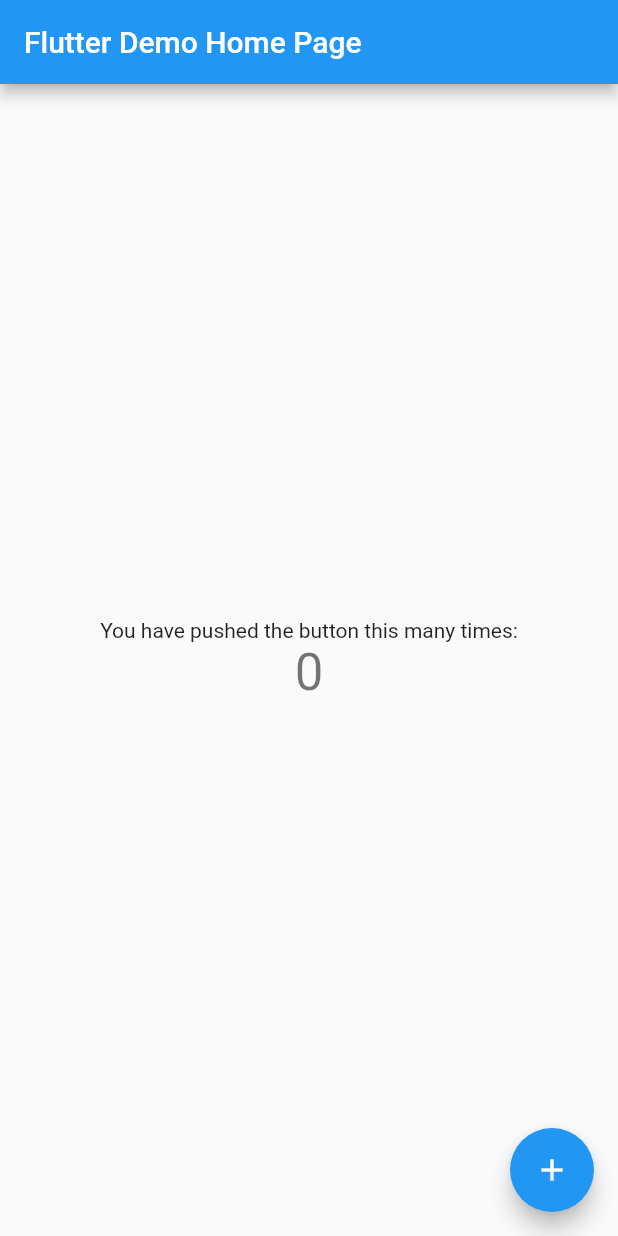
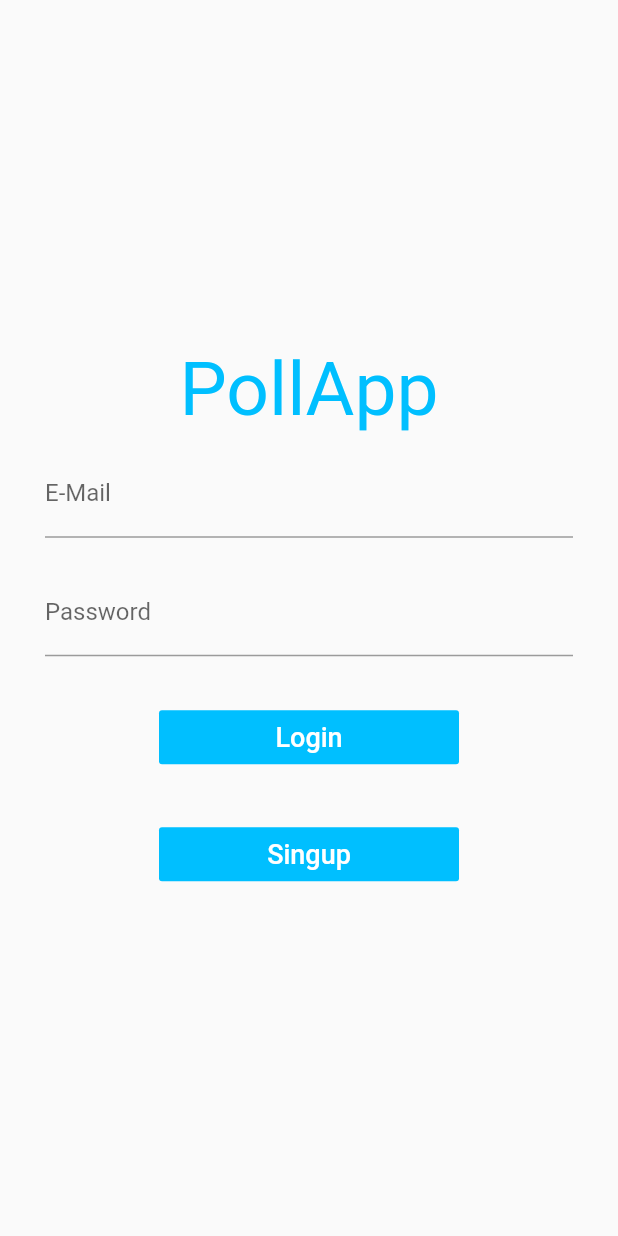
Before and after one commit to zafergurkan/anketuygulama, a Flutter app: the screen it shows after launch, on a phone screen of 412 x 824 dp. Run offline on Flutter 3.47's test engine with Material 2 defaults, Android fonts, the phone set to English and light mode, and no system bars.

Commit message:
login ve signup ekran UI düzenlendi.

```diff
--- a/lib/main.dart
+++ b/lib/main.dart
@@ -1,111 +1,22 @@
+import 'package:anketuygulama/screens/login_screen.dart';
+import 'package:anketuygulama/screens/signup_screen.dart';
 import 'package:flutter/material.dart';
-
 void main() => runApp(MyApp());
 
 class MyApp extends StatelessWidget {
-  // This widget is the root of your application.
+
   @override
   Widget build(BuildContext context) {
     return MaterialApp(
-      title: 'Flutter Demo',
-      theme: ThemeData(
-        // This is the theme of your application.
-        //
-        // Try running your application with "flutter run". You'll see the
-        // application has a blue toolbar. Then, without quitting the app, try
-        // changing the primarySwatch below to Colors.green and then invoke
-        // "hot reload" (press "r" in the console where you ran "flutter run",
-        // or simply save your changes to "hot reload" in a Flutter IDE).
-        // Notice that the counter didn't reset back to zero; the application
-        // is not restarted.
-        primarySwatch: Colors.blue,
-      ),
-      home: MyHomePage(title: 'Flutter Demo Home Page'),
+      title: 'PollApp',
+      debugShowCheckedModeBanner: false,
+
+       home: LoginScreen(),
+        routes: {
+          LoginScreen.id: (context) => LoginScreen(),
+          SinupScreen.id: (context) => SinupScreen(),
+        }
+
     );
   }
 }
-
-class MyHomePage extends StatefulWidget {
-  MyHomePage({Key key, this.title}) : super(key: key);
-
-  // This widget is the home page of your application. It is stateful, meaning
-  // that it has a State object (defined below) that contains fields that affect
-  // how it looks.
-
-  // This class is the configuration for the state. It holds the values (in this
-  // case the title) provided by the parent (in this case the App widget) and
-  // used by the build method of the State. Fields in a Widget subclass are
-  // always marked "final".
-
-  final String title;
-
-  @override
-  _MyHomePageState createState() => _MyHomePageState();
-}
-
-class _MyHomePageState extends State<MyHomePage> {
-  int _counter = 0;
-
-  void _incrementCounter() {
-    setState(() {
-      // This call to setState tells the Flutter framework that something has
-      // changed in this State, which causes it to rerun the build method below
-      // so that the display can reflect the updated values. If we changed
-      // _counter without calling setState(), then the build method would not be
-      // called again, and so nothing would appear to happen.
-      _counter++;
-    });
-  }
-
-  @override
-  Widget build(BuildContext context) {
-    // This method is rerun every time setState is called, for instance as done
-    // by the _incrementCounter method above.
-    //
-    // The Flutter framework has been optimized to make rerunning build methods
-    // fast, so that you can just rebuild anything that needs updating rather
-    // than having to individually change instances of widgets.
-    return Scaffold(
-      appBar: AppBar(
-        // Here we take the value from the MyHomePage object that was created by
-        // the App.build method, and use it to set our appbar title.
-        title: Text(widget.title),
-      ),
-      body: Center(
-        // Center is a layout widget. It takes a single child and positions it
-        // in the middle of the parent.
-        child: Column(
-          // Column is also a layout widget. It takes a list of children and
-          // arranges them vertically. By default, it sizes itself to fit its
-          // children horizontally, and tries to be as tall as its parent.
-          //
-          // Invoke "debug painting" (press "p" in the console, choose the
-          // "Toggle Debug Paint" action from the Flutter Inspector in Android
-          // Studio, or the "Toggle Debug Paint" command in Visual Studio Code)
-          // to see the wireframe for each widget.
-          //
-          // Column has various properties to control how it sizes itself and
-          // how it positions its children. Here we use mainAxisAlignment to
-          // center the children vertically; the main axis here is the vertical
-          // axis because Columns are vertical (the cross axis would be
-          // horizontal).
-          mainAxisAlignment: MainAxisAlignment.center,
-          children: <Widget>[
-            Text(
-              'You have pushed the button this many times:',
-            ),
-            Text(
-              '$_counter',
-              style: Theme.of(context).textTheme.display1,
-            ),
-          ],
-        ),
-      ),
-      floatingActionButton: FloatingActionButton(
-        onPressed: _incrementCounter,
-        tooltip: 'Increment',
-        child: Icon(Icons.add),
-      ), // This trailing comma makes auto-formatting nicer for build methods.
-    );
-  }
-}
--- /dev/null
+++ b/lib/screens/login_screen.dart
@@ -0,0 +1,108 @@
+import 'package:flutter/material.dart';
+import 'package:anketuygulama/screens/signup_screen.dart';
+
+
+class LoginScreen extends StatefulWidget {
+  static final String id = 'login_Screen';
+  @override
+  _LoginScreenState createState() => _LoginScreenState();
+}
+
+class _LoginScreenState extends State<LoginScreen> {
+
+  final _formKey = GlobalKey<FormState>();
+  String _email, _password;
+  _sumbit() {
+    if (_formKey.currentState.validate()) {
+      _formKey.currentState.save();
+      print(_email);
+      print(_password);
+      //login firebase
+    }
+  }
+
+  @override
+  Widget build(BuildContext context) {
+    return Scaffold(
+      resizeToAvoidBottomPadding: false,
+      body: Center(
+        child: Column(
+          mainAxisAlignment: MainAxisAlignment.center,
+          crossAxisAlignment: CrossAxisAlignment.center,
+          children: <Widget>[
+            Text(
+              'PollApp',
+              style: TextStyle(
+                  fontSize: 50.0,
+                  fontFamily: ' SEGA',
+                  color: Color.fromRGBO(0, 191, 255, 50)),
+            ),
+            Form(
+              key: _formKey,
+              child: Column(
+                mainAxisAlignment: MainAxisAlignment.center,
+                children: <Widget>[
+                  Padding(
+                    padding: const EdgeInsets.symmetric(
+                      horizontal: 30.0,
+                      vertical: 10.0,
+                    ),
+                    child: TextFormField(
+                      decoration: InputDecoration(labelText: 'E-Mail'),
+                      validator: (input) => !input.contains('@')
+                          ? 'lütfen Geçerli Bir E-Mail Adresi Giriniz.'
+                          : null,
+                      onSaved: (input) => _password = input,
+                    ),
+                  ),
+                  Padding(
+                    padding: const EdgeInsets.symmetric(
+                      horizontal: 30.0,
+                      vertical: 10.0,
+                    ),
+                    child: TextFormField(
+                      decoration: InputDecoration(labelText: 'Password'),
+                      validator: (input) =>
+                          input.length < 8 ? 'en az 8 karakter olmalı..' : null,
+                      onSaved: (input) => _email = input,
+                      obscureText: true,
+                    ),
+                  ),
+                  SizedBox(
+                    height: 20.0,
+                  ),
+                  Container(
+                    width: 200.0,
+                    child: FlatButton(
+                      onPressed: _sumbit,
+                      color: Color.fromRGBO(0, 191, 255, 50),
+                      child: Text(
+                        "Login",
+                        style: TextStyle(color: Colors.white, fontSize: 18.0),
+                      ),
+                    ),
+                  ),
+                  SizedBox(
+                    height: 30.0,
+                  ),
+                  Container(
+                    width: 200.0,
+                    child: FlatButton(
+                      onPressed: () =>
+                          Navigator.pushNamed(context, SinupScreen.id),
+                      color: Color.fromRGBO(0, 191, 255, 50),
+                      child: Text(
+                        "Singup",
+                        style: TextStyle(color: Colors.white, fontSize: 18.0),
+                      ),
+                    ),
+                  ),
+                ],
+              ),
+            )
+          ],
+        ),
+      ),
+    );
+  }
+}
```
Also changed, not shown: lib/screens/signup_screen.dart (added, +118 -0 lines), pubspec.yaml (+4 -4 lines), assest/fonts/SEGA.ttf (added).
